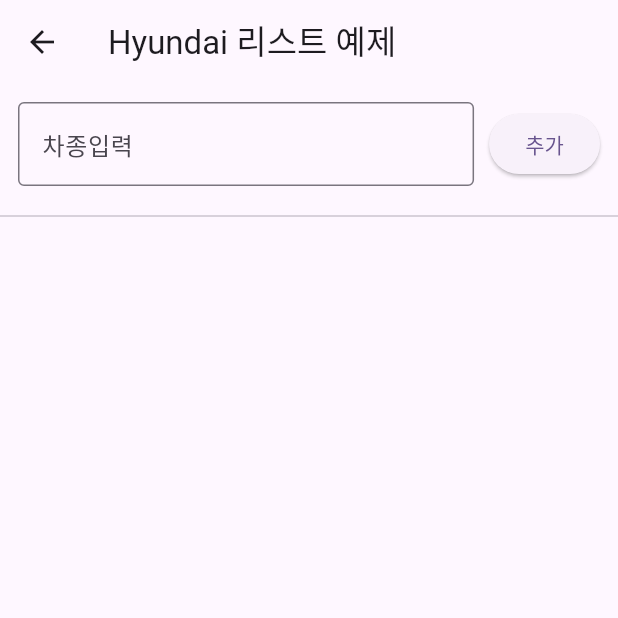
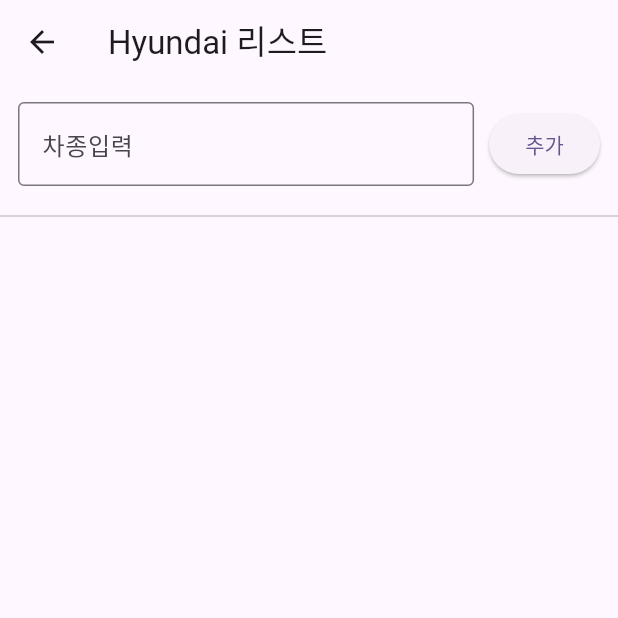
Before and after one commit to hak319/test-untitled-project, a Flutter app: the ListPage screen opened by its route, on a phone screen of 412 x 824 dp, the top half of it. Run offline on Flutter 3.47's test engine with Material 3 defaults, Android fonts, the phone set to English and light mode, and no system bars; our stand-ins replace shared_preferences; accounts and stored records are empty.

Commit message:
25.4.7(6 / text correction)

```diff
--- a/lib/list_page.dart
+++ b/lib/list_page.dart
@@ -40,7 +40,7 @@ class _ListPageState extends State<ListPage> {
   Widget build(BuildContext context) {
     return Scaffold(
       appBar: AppBar(
-        title: const Text("Hyundai 리스트 예제"),
+        title: const Text("Hyundai 리스트"),
       ),
       body: Column(
         children: [
```
